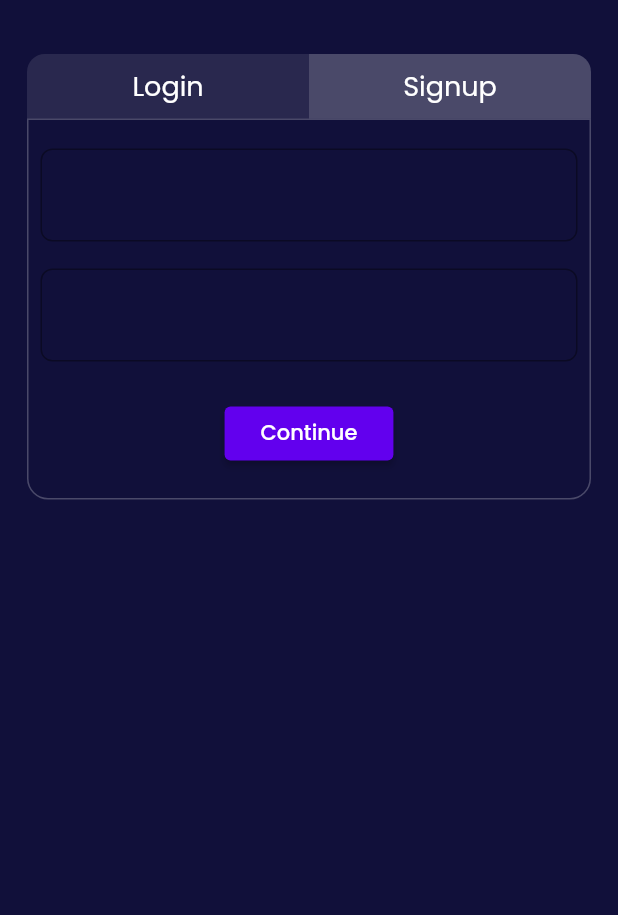
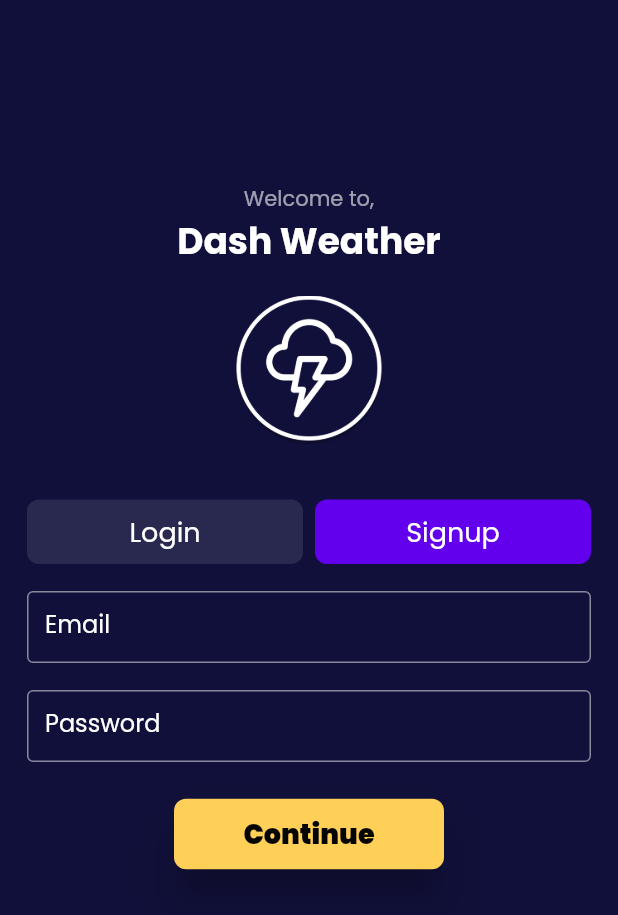
Before and after one commit to aadarsh-patel/Dash-Weather-app, a Flutter app: the screen it shows after launch, on a phone screen of 412 x 824 dp. Shown: the top 915 px of the screen. Run offline on Flutter 3.47's test engine with Material 2 defaults, Android fonts, the phone set to English and light mode, and no system bars; drawn by our look-alikes of auto_size_text; our stand-ins replace bloc, equatable, firebase_auth, firebase_core, flutter_bloc, font_awesome_flutter and 2 more; accounts and stored records are empty.

Commit message:
Finishing up

```diff
--- a/lib/cubits/auth/auth_cubit.dart
+++ b/lib/cubits/auth/auth_cubit.dart
@@ -43,7 +43,9 @@ class AuthCubit extends Cubit<AuthState> {
       );
       emit(AuthCompleted(userCredential.user!));
     } on FirebaseAuthException catch (e) {
-      if (e.code == 'user-not-found') {
+      if (e.code == 'invalid-email') {
+        emit(AuthError('Entered email is invalid.'));
+      } else if (e.code == 'user-not-found') {
         emit(AuthError('No user found for that email.'));
       } else if (e.code == 'wrong-password') {
         emit(AuthError('Wrong password provided for that user.'));
--- a/lib/presentation/screens/registration.dart
+++ b/lib/presentation/screens/registration.dart
@@ -1,5 +1,6 @@
 import 'package:auto_size_text/auto_size_text.dart';
 import 'package:dash_weather/cubits/auth/auth_cubit.dart';
+import 'package:dash_weather/presentation/widgets/common_button.dart';
 import 'package:dash_weather/utils/constants.dart';
 import 'package:dash_weather/utils/size_config.dart';
 import 'package:flutter/material.dart';
@@ -16,6 +17,45 @@ class _RegistrationState extends State<Registration> {
   TextEditingController _emailController = TextEditingController();
   TextEditingController _passwordController = TextEditingController();
   bool _signUpSelected = true;
+
+  InputDecoration _getInputDecoration(String labelText) {
+    return InputDecoration(
+      labelText: labelText,
+      labelStyle: TextStyle(
+        color: Colors.white,
+      ),
+      contentPadding: const EdgeInsets.only(
+        left: 12.0,
+        top: 0.0,
+        right: 0.0,
+        bottom: 0.0,
+      ),
+      border: OutlineInputBorder(
+        borderRadius: BorderRadius.all(
+          Radius.circular(4.0),
+        ),
+        borderSide: BorderSide(
+          color: Colors.white.withOpacity(0.5),
+        ),
+      ),
+      focusedBorder: OutlineInputBorder(
+        borderRadius: BorderRadius.all(
+          Radius.circular(4.0),
+        ),
+        borderSide: BorderSide(
+          color: Color(0xFF6200ED),
+        ),
+      ),
+      enabledBorder: OutlineInputBorder(
+        borderRadius: BorderRadius.all(
+          Radius.circular(4.0),
+        ),
+        borderSide: BorderSide(
+          color: Colors.white.withOpacity(0.5),
+        ),
+      ),
+    );
+  }
 
   @override
   Widget build(BuildContext context) {
@@ -49,28 +89,51 @@ class _RegistrationState extends State<Registration> {
               builder: (context, state) {
                 return Column(
                   children: [
+                    Spacer(flex: 1),
+                    AutoSizeText(
+                      "Welcome to,",
+                      minFontSize: 1,
+                      maxLines: 1,
+                      style: TextStyle(
+                        fontSize: 14,
+                        color: Colors.white.withOpacity(0.6),
+                      ),
+                    ),
+                    AutoSizeText(
+                      "Dash Weather",
+                      minFontSize: 1,
+                      maxLines: 1,
+                      style: TextStyle(
+                        fontSize: 24,
+                        color: Colors.white,
+                        fontWeight: FontWeight.w700,
+                      ),
+                    ),
+                    Gaps.v18,
+                    Image.asset(
+                      "assets/app_logo.png",
+                      height: 100.0,
+                    ),
                     Gaps.v36,
-                    Column(
-                      mainAxisSize: MainAxisSize.min,
-                      children: [
                     Row(
                       children: [
                         Flexible(
                           flex: 1,
                           child: GestureDetector(
-                                onTap: () => setState(() {
+                            onTap: () {
+                              FocusScope.of(context).unfocus();
+                              setState(() {
                                 _signUpSelected = false;
-                                }),
+                              });
+                            },
                             child: AnimatedContainer(
                               duration: Duration(milliseconds: 600),
                               width: double.infinity,
                               decoration: BoxDecoration(
                                 color: _signUpSelected
                                     ? Colors.white10
-                                        : Colors.white24,
-                                    borderRadius: BorderRadius.only(
-                                      topLeft: Radius.circular(12.0),
-                                    ),
+                                    : Color(0xFF6200ED),
+                                borderRadius: BorderRadius.circular(8.0),
                               ),
                               child: Padding(
                                 padding: const EdgeInsets.all(8.0),
@@ -86,22 +149,24 @@ class _RegistrationState extends State<Registration> {
                             ),
                           ),
                         ),
+                        Gaps.h8,
                         Flexible(
                           flex: 1,
                           child: GestureDetector(
-                                onTap: () => setState(() {
+                            onTap: () {
+                              FocusScope.of(context).unfocus();
+                              setState(() {
                                 _signUpSelected = true;
-                                }),
+                              });
+                            },
                             child: AnimatedContainer(
                               duration: Duration(milliseconds: 600),
                               width: double.infinity,
                               decoration: BoxDecoration(
                                 color: _signUpSelected
-                                        ? Colors.white24
+                                    ? Color(0xFF6200ED)
                                     : Colors.white10,
-                                    borderRadius: BorderRadius.only(
-                                      topRight: Radius.circular(12.0),
-                                    ),
+                                borderRadius: BorderRadius.circular(8.0),
                               ),
                               child: Padding(
                                 padding: const EdgeInsets.all(8.0),
@@ -119,34 +184,27 @@ class _RegistrationState extends State<Registration> {
                         ),
                       ],
                     ),
-                        Container(
-                          width: double.infinity,
-                          decoration: BoxDecoration(
-                            border: Border.all(
-                              color: Colors.white24,
-                            ),
-                            borderRadius: BorderRadius.only(
-                              bottomLeft: Radius.circular(14.0),
-                              bottomRight: Radius.circular(14.0),
-                            ),
-                          ),
-                          child: Padding(
-                            padding: const EdgeInsets.symmetric(
-                              horizontal: 8.0,
-                              vertical: 19.0,
-                            ),
-                            child: Column(
-                              mainAxisSize: MainAxisSize.min,
-                              children: [
+                    Gaps.v18,
                     TextField(
                       controller: _emailController,
+                      decoration: _getInputDecoration("Email"),
+                      style: TextStyle(
+                        color: Colors.white,
+                      ),
+                      cursorColor: Colors.white,
                     ),
                     Gaps.v18,
                     TextField(
                       controller: _passwordController,
+                      obscureText: true,
+                      decoration: _getInputDecoration("Password"),
+                      style: TextStyle(
+                        color: Colors.white,
+                      ),
+                      cursorColor: Colors.white,
                     ),
                     Gaps.v24,
-                                ElevatedButton(
+                    CommonButton(
                       onPressed: () async {
                         if (_signUpSelected) {
                           context.read<AuthCubit>().signUpUser(
@@ -160,20 +218,10 @@ class _RegistrationState extends State<Registration> {
                               );
                         }
                       },
-                                  child: Padding(
-                                    padding: const EdgeInsets.symmetric(
-                                      horizontal: 8.0,
-                                      vertical: 4.0,
+                      width: 180.0,
+                      text: "Continue",
                     ),
-                                    child: Text("Continue"),
-                                  ),
-                                ),
-                              ],
-                            ),
-                          ),
-                        ),
-                      ],
-                    ),
+                    Spacer(flex: 2),
                   ],
                 );
               },
```
Also changed, not shown: lib/data/storage_service.dart (deleted, +0 -63 lines), lib/presentation/screens/select_location.dart (+38 -6 lines), lib/presentation/widgets/common_button.dart (+5 -5 lines), lib/presentation/widgets/custom_cards.dart (+11 -11 lines), pubspec.yaml (+15 -5 lines), assets/app_logo.png (added), assets/pin.png (added), pubspec.lock, 36 other files. Lines whose indentation alone changed are shown as unchanged.
